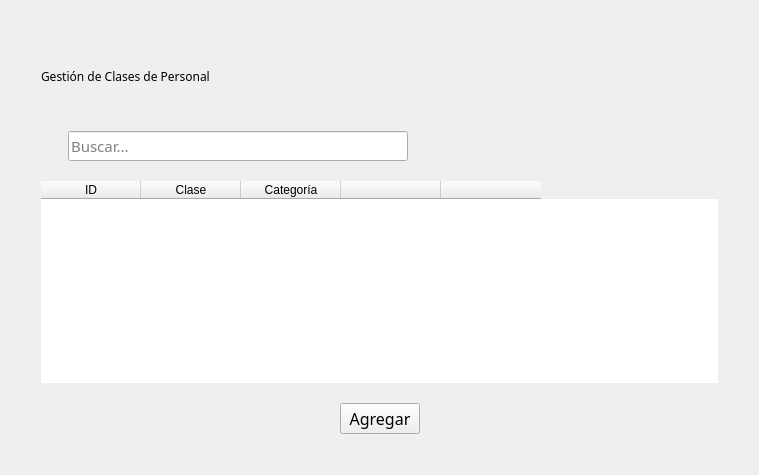
The window that blustock/ui/screens_uis/clases.ui (MaxAPBusiness/Blustock) describes before a commit, drawn with Qt 5.
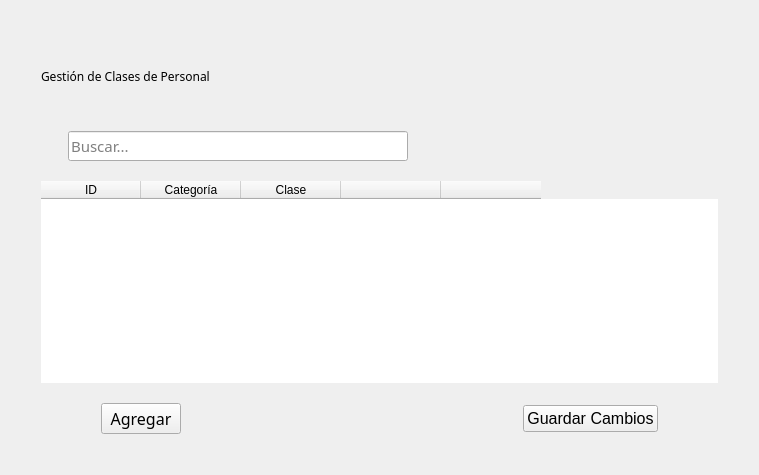
The same window after the commit. Icons and pictures are not drawn.

Diff of the .ui file:
```diff
--- a/blustock/ui/screens_uis/clases.ui
+++ b/blustock/ui/screens_uis/clases.ui
@@ -160,16 +160,16 @@
          <string>ID</string>
         </property>
        </column>
-       <column>
-        <property name="text">
-         <string>Clase</string>
-        </property>
-       </column>
        <column>
         <property name="text">
          <string>Categoría</string>
         </property>
        </column>
+       <column>
+        <property name="text">
+         <string>Clase</string>
+        </property>
+       </column>
        <column>
         <property name="text">
          <string/>
@@ -190,19 +190,6 @@
        <property name="rightMargin">
         <number>60</number>
        </property>
-       <item>
-        <spacer name="horizontalSpacer_3">
-         <property name="orientation">
-          <enum>Qt::Horizontal</enum>
-         </property>
-         <property name="sizeHint" stdset="0">
-          <size>
-           <width>40</width>
-           <height>20</height>
-          </size>
-         </property>
-        </spacer>
-       </item>
        <item>
         <widget class="QPushButton" name="pushButton_2">
          <property name="font">
@@ -231,6 +218,18 @@
          </property>
         </spacer>
        </item>
+       <item>
+        <widget class="QPushButton" name="botonGuardar">
+         <property name="font">
+          <font>
+           <pointsize>12</pointsize>
+          </font>
+         </property>
+         <property name="text">
+          <string>Guardar Cambios</string>
+         </property>
+        </widget>
+       </item>
       </layout>
      </item>
     </layout>
```
